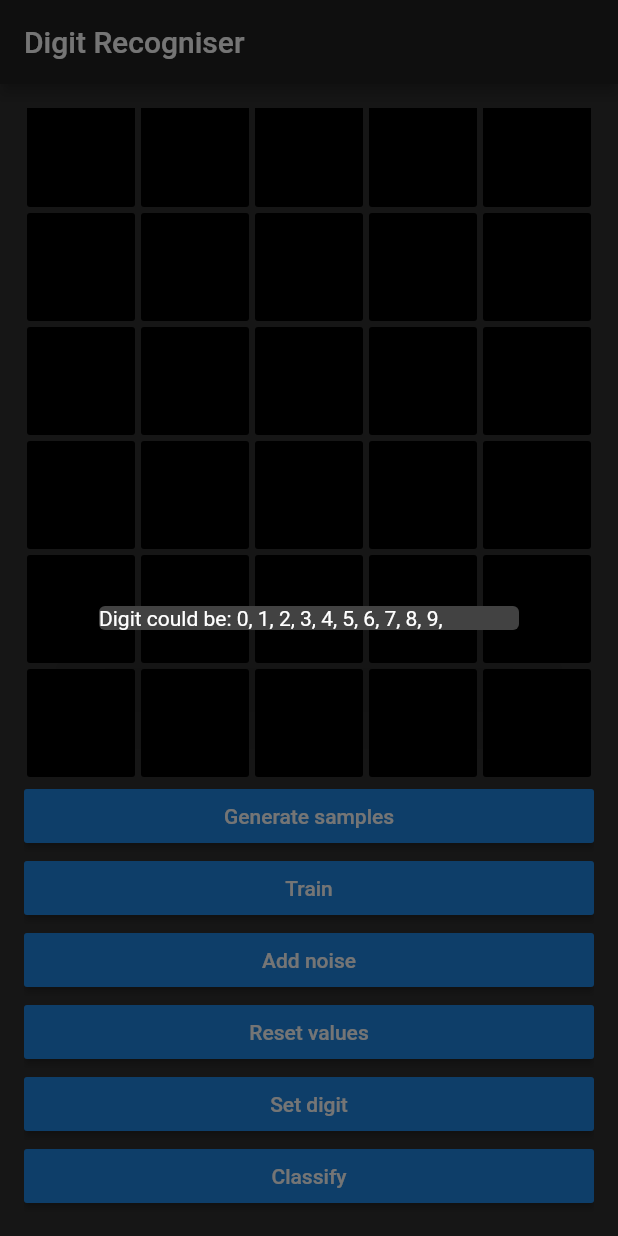
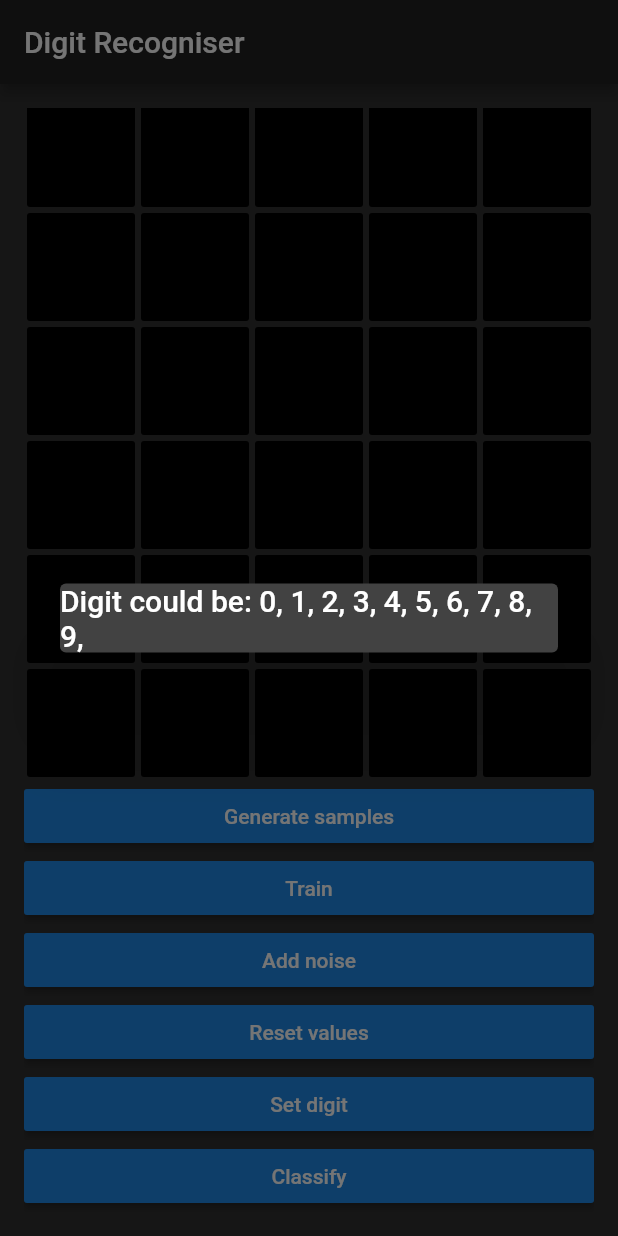
Before and after one commit to OriontheCat/digit_recogniser, a Flutter app: the screen it shows after launch, scrolled down 84 dp, after a tap on "Classify", on a phone screen of 412 x 824 dp. Run offline on Flutter 3.47's test engine with Material 2 defaults, Android fonts, the phone set to English and light mode, and no system bars; our stand-ins replace bloc, equatable, flutter_bloc, numberpicker.

Commit message:
Pushed with l̶o̶v̶e̶ shove.

```diff
--- a/lib/main.dart
+++ b/lib/main.dart
@@ -114,7 +114,10 @@ class _MyHomePageState extends State<MyHomePage> {
                         context: context,
                         builder: (context) {
                           return Dialog(
-                            child: Text(displayString),
+                            child: Text(
+                              displayString,
+                              style: Theme.of(context).textTheme.title,
+                            ),
                           );
                         });
                   },
```
